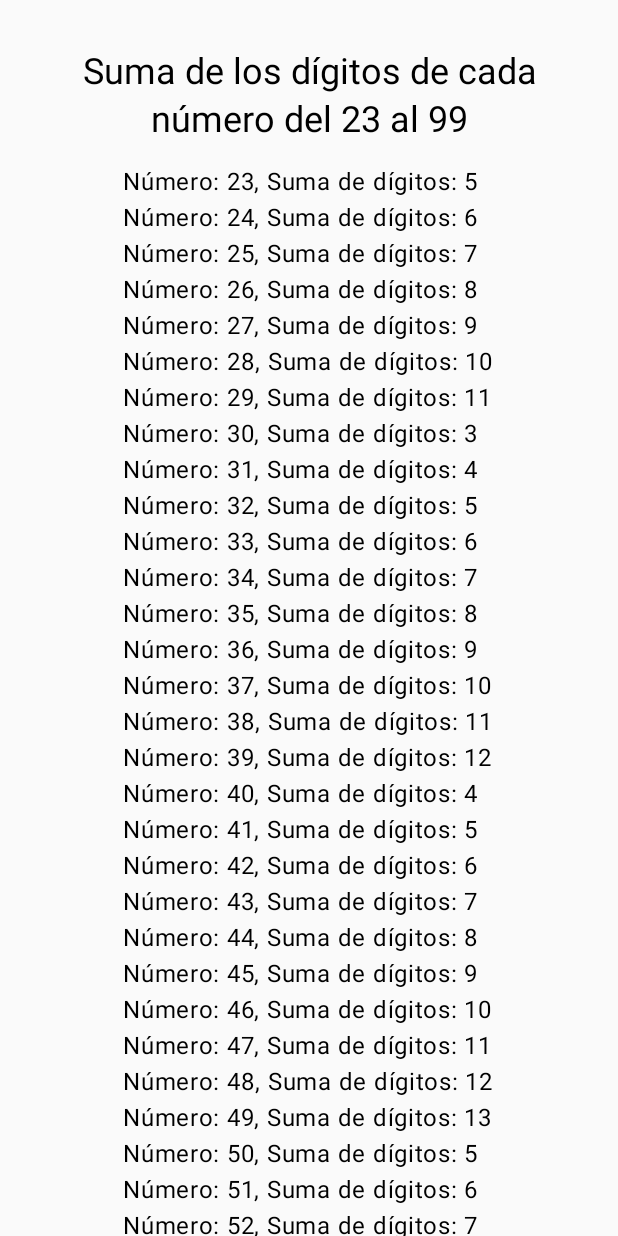
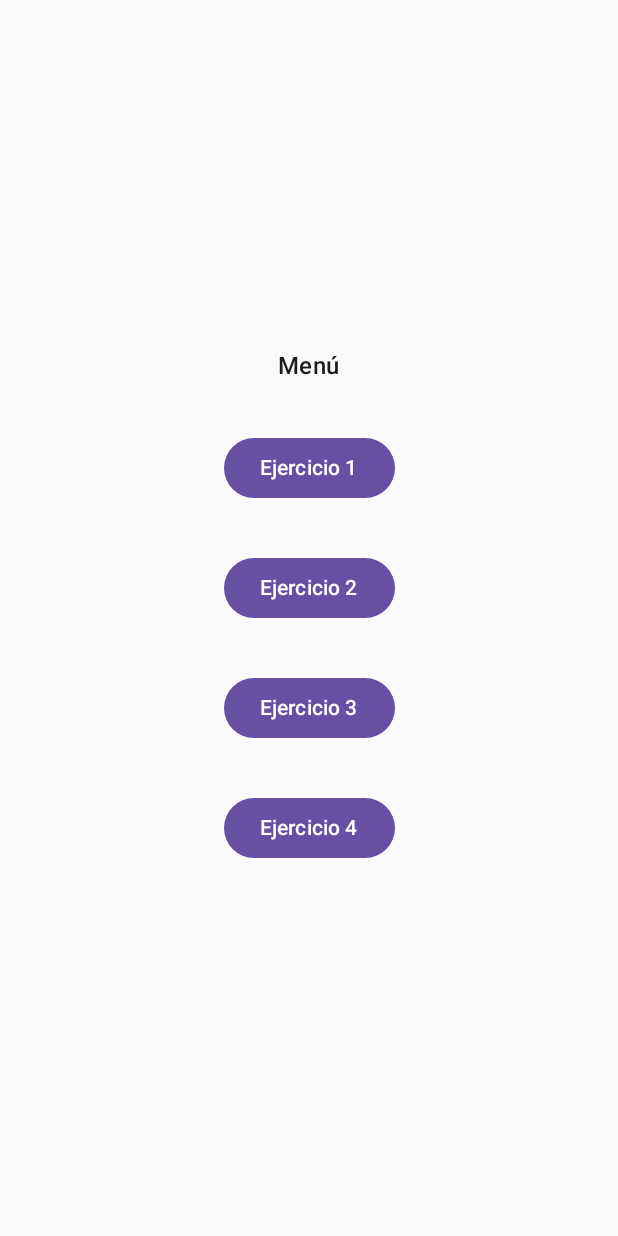
Before and after one commit to Antonyjr99/EC1, an Android app built with Jetpack Compose: the screen it shows after launch (MainActivity), on a phone screen of 412 x 824 dp. Run offline under Robolectric (Android 15) with nearby library versions, the phone set to English and light mode, and no system bars.

Commit message:
Incorporacion del Menu- Usar lo botones para retroceder del Ejercicio Al Menu

```diff
--- a/app/build.gradle.kts
+++ b/app/build.gradle.kts
@@ -66,4 +66,5 @@ dependencies {
     androidTestImplementation(libs.androidx.ui.test.junit4)
     debugImplementation(libs.androidx.ui.tooling)
     debugImplementation(libs.androidx.ui.test.manifest)
+    implementation ("androidx.navigation:navigation-compose:2.4.0")
 }
--- a/app/src/main/java/pe/iedu/idat/ec_01/MainActivity.kt
+++ b/app/src/main/java/pe/iedu/idat/ec_01/MainActivity.kt
@@ -3,24 +3,67 @@ package pe.iedu.idat.ec_01
 import android.os.Bundle
 import androidx.activity.ComponentActivity
 import androidx.activity.compose.setContent
-import androidx.activity.enableEdgeToEdge
-import androidx.compose.foundation.layout.fillMaxSize
-import androidx.compose.foundation.layout.padding
-import androidx.compose.material3.Scaffold
-import androidx.compose.material3.Text
-import androidx.compose.runtime.Composable
+import androidx.compose.foundation.layout.*
+import androidx.compose.material3.*
+import androidx.compose.runtime.*
+import androidx.compose.ui.Alignment
 import androidx.compose.ui.Modifier
-import androidx.compose.ui.tooling.preview.Preview
-import pe.iedu.idat.ec_01.ui.theme.EC_01Theme
+import androidx.compose.ui.unit.dp
+import androidx.navigation.NavHostController
+import androidx.navigation.compose.*
+import androidx.compose.material3.MaterialTheme
+
+
 
 class MainActivity : ComponentActivity() {
     override fun onCreate(savedInstanceState: Bundle?) {
         super.onCreate(savedInstanceState)
-        enableEdgeToEdge()
         setContent {
-            EC_01Theme {
-                SumaScreen()
-            }
+            MyApp()
         }
     }
 }
+
+@Composable
+fun MyApp() {
+    val navController = rememberNavController()
+    NavHost(navController, startDestination = "menu") {
+        composable("menu") { Menu(navController) }
+        composable("ejercicio1") { ControlScreen() }
+        composable("ejercicio2") { OperacionesScreen() }
+        composable("ejercicio3") { MesScreen() }
+        composable("ejercicio4") { SumaScreen() }
+    }
+}
+
+@Composable
+fun Menu(navController: NavHostController) {
+    Column(
+        modifier = Modifier.fillMaxSize(),
+        verticalArrangement = Arrangement.Center,
+        horizontalAlignment = Alignment.CenterHorizontally
+    ) {
+        Text(
+            text = "Menú",
+            style = MaterialTheme.typography.titleMedium,
+            color = MaterialTheme.colorScheme.onBackground
+        )
+        Spacer(modifier = Modifier.height(16.dp))
+        MenuItem("Ejercicio 1") { navController.navigate("ejercicio1") }
+        MenuItem("Ejercicio 2") { navController.navigate("ejercicio2") }
+        MenuItem("Ejercicio 3") { navController.navigate("ejercicio3") }
+        MenuItem("Ejercicio 4") { navController.navigate("ejercicio4") }
+    }
+}
+
+
+
+@Composable
+fun MenuItem(text: String, onClick: () -> Unit) {
+    Button(
+        onClick = onClick,
+        modifier = Modifier.padding(16.dp)
+    ) {
+        Text(text)
+    }
+}
--- a/app/src/main/java/pe/iedu/idat/ec_01/SumaScreen.kt
+++ b/app/src/main/java/pe/iedu/idat/ec_01/SumaScreen.kt
@@ -12,19 +12,20 @@ import androidx.compose.ui.Alignment
 
 @Composable
 fun SumaScreen() {
+    var mostrarSumas by remember { mutableStateOf(false) }
     var resultado by remember { mutableStateOf("") }
 
-    // Función para calcular la suma de los dígitos de un número
     fun sumaDeDigitos(numero: Int): Int {
         return numero.toString().map { it.toString().toInt() }.sum()
     }
 
-    // Calcular la suma de los dígitos para cada número del 23 al 99
-    LaunchedEffect(Unit) {
+    LaunchedEffect(mostrarSumas) {
+        if (mostrarSumas) {
             val resultados = (23..99).joinToString("\n") { numero ->
                 "Número: $numero, Suma de dígitos: ${sumaDeDigitos(numero)}"
             }
             resultado = resultados
+        }
     }
 
     Column(
@@ -42,6 +43,14 @@ fun SumaScreen() {
             modifier = Modifier.padding(16.dp)
         )
 
+        Button(
+            onClick = { mostrarSumas = true },
+            modifier = Modifier.padding(16.dp)
+        ) {
+            Text(text = "Mostrar Sumas")
+        }
+
+        if (mostrarSumas) {
             Text(
                 text = resultado,
                 style = MaterialTheme.typography.bodyLarge,
@@ -49,3 +58,4 @@ fun SumaScreen() {
             )
         }
     }
+}
```
Lines whose indentation alone changed are shown as unchanged.
